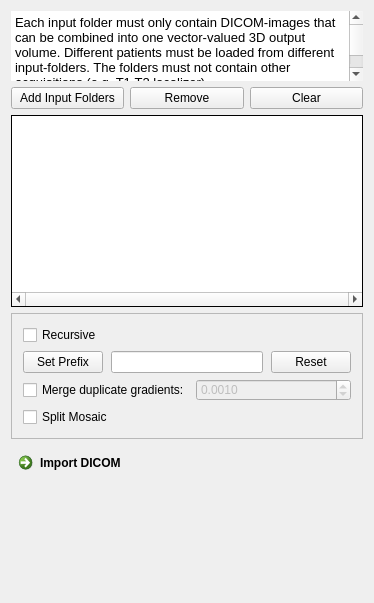
First picture: the form in Plugins/org.mitk.gui.qt.diffusionimaging.controls/src/internal/QmitkDiffusionDicomImportViewControls.ui, repository MIC-DKFZ/MITK-Diffusion, before the edit.
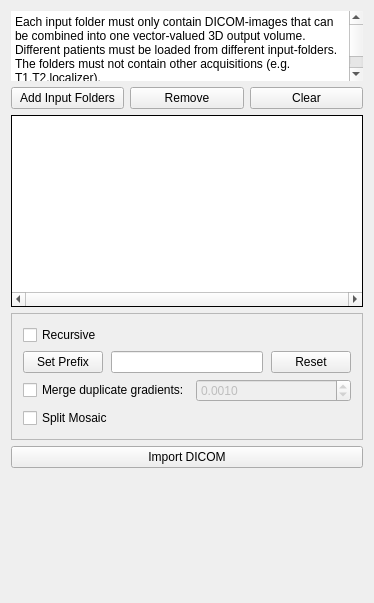
Second picture: the form after the edit.

Commit message: Use theme-conform buttons and styles in views

What changed in the file:
```diff
--- a/Plugins/org.mitk.gui.qt.diffusionimaging.controls/src/internal/QmitkDiffusionDicomImportViewControls.ui
+++ b/Plugins/org.mitk.gui.qt.diffusionimaging.controls/src/internal/QmitkDiffusionDicomImportViewControls.ui
@@ -22,15 +22,6 @@
   <property name="windowTitle">
    <string>QmitkDiffusionDicomImport</string>
   </property>
-  <property name="styleSheet">
-   <string>QCommandLinkButton:disabled {
-  border: none;
-}
-
-QGroupBox {
-  background-color: transparent;
-}</string>
-  </property>
   <layout class="QVBoxLayout" name="verticalLayout">
    <item>
     <widget class="QTextBrowser" name="textBrowser">
@@ -53,12 +44,12 @@
       <string>&lt;!DOCTYPE HTML PUBLIC "-//W3C//DTD HTML 4.0//EN" "http://www.w3.org/TR/REC-html40/strict.dtd"&gt;
 &lt;html&gt;&lt;head&gt;&lt;meta name="qrichtext" content="1" /&gt;&lt;style type="text/css"&gt;
 p, li { white-space: pre-wrap; }
-&lt;/style&gt;&lt;/head&gt;&lt;body style=" font-family:'Ubuntu'; font-size:11pt; font-weight:400; font-style:normal;"&gt;
+&lt;/style&gt;&lt;/head&gt;&lt;body style=" font-weight:400; font-style:normal;"&gt;
 &lt;table border="0" style="-qt-table-type: root; margin-top:4px; margin-bottom:4px; margin-left:4px; margin-right:4px;"&gt;
 &lt;tr&gt;
 &lt;td style="border: none;"&gt;
-&lt;p style=" margin-top:0px; margin-bottom:0px; margin-left:0px; margin-right:0px; -qt-block-indent:0; text-indent:0px;"&gt;&lt;span style=" font-family:'Sans'; font-size:10pt;"&gt;Each input folder must only contain DICOM-images that can be combined into one vector-valued 3D output volume. Different patients must be loaded from different input-folders. The folders must not contain other acquisitions (e.g. T1,T2,localizer).&lt;/span&gt;&lt;/p&gt;
-&lt;p style="-qt-paragraph-type:empty; margin-top:0px; margin-bottom:0px; margin-left:0px; margin-right:0px; -qt-block-indent:0; text-indent:0px; font-family:'Sans'; font-size:10pt;"&gt;&lt;br /&gt;&lt;/p&gt;&lt;/td&gt;&lt;/tr&gt;&lt;/table&gt;&lt;/body&gt;&lt;/html&gt;</string>
+&lt;p style=" margin-top:0px; margin-bottom:0px; margin-left:0px; margin-right:0px; -qt-block-indent:0; text-indent:0px;"&gt;Each input folder must only contain DICOM-images that can be combined into one vector-valued 3D output volume. Different patients must be loaded from different input-folders. The folders must not contain other acquisitions (e.g. T1,T2,localizer).&lt;/p&gt;
+&lt;p style="-qt-paragraph-type:empty; margin-top:0px; margin-bottom:0px; margin-left:0px; margin-right:0px; -qt-block-indent:0; text-indent:0px;"&gt;&lt;br /&gt;&lt;/p&gt;&lt;/td&gt;&lt;/tr&gt;&lt;/table&gt;&lt;/body&gt;&lt;/html&gt;</string>
      </property>
     </widget>
    </item>
@@ -266,7 +257,7 @@
     </widget>
    </item>
    <item>
-    <widget class="QCommandLinkButton" name="m_DicomLoadStartLoadButton">
+    <widget class="QPushButton" name="m_DicomLoadStartLoadButton">
      <property name="text">
       <string>Import DICOM</string>
      </property>
```
The commit also changes 36 other files.
